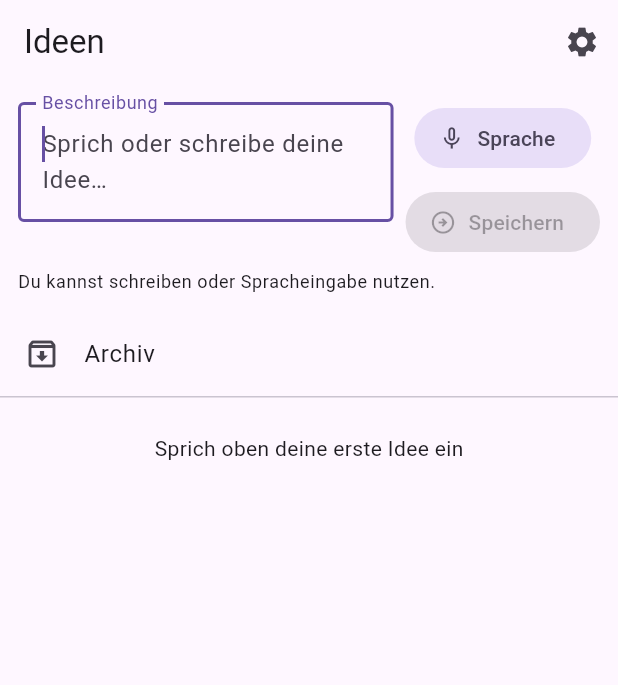
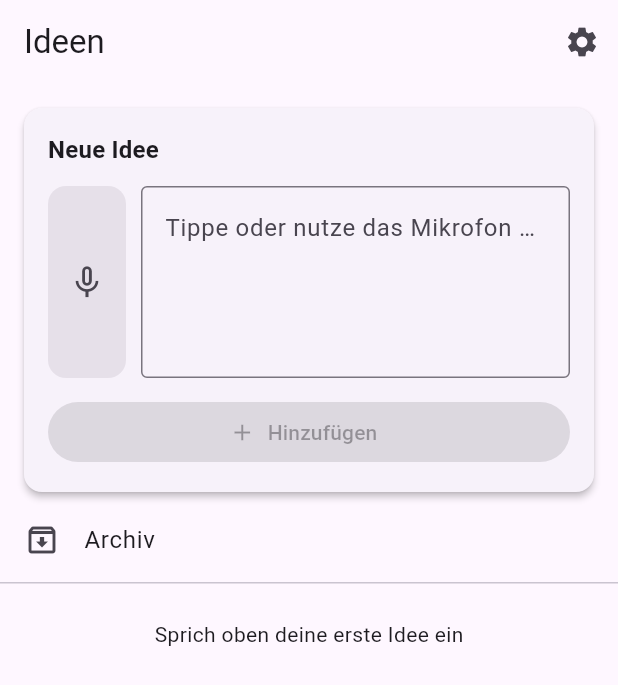
Before and after one commit to CodingMaximum/IdeasApp, a Flutter app: the screen it shows after launch, on a phone screen of 412 x 824 dp. Shown: the top 685 px of the screen. Run offline on Flutter 3.47's test engine with Material 3 defaults, Android fonts, the phone set to English and light mode, and no system bars; our stand-ins replace drift, flutter_riverpod, flutter_slidable, go_router, shared_preferences, speech_to_text; accounts and stored records are empty; generated files the repository leaves out were written again.

Commit message:
Umbau Capture

```diff
--- a/lib/features/ideas/presentation/widgets/quick_capture_bar.dart
+++ b/lib/features/ideas/presentation/widgets/quick_capture_bar.dart
@@ -22,12 +22,12 @@ class _QuickCaptureBarState extends ConsumerState<QuickCaptureBar> {
 
     _controller = TextEditingController();
     _focusNode = FocusNode();
-
     _controller.addListener(_onTextChanged);
 
     _subscription = ref.listenManual<QuickCaptureState>(
       quickCaptureControllerProvider,
       (previous, next) {
+        // Speech-Text ins Feld übernehmen
         if (_controller.text != next.text) {
           _isApplyingExternalText = true;
           _controller.value = TextEditingValue(
@@ -37,11 +37,13 @@ class _QuickCaptureBarState extends ConsumerState<QuickCaptureBar> {
           _isApplyingExternalText = false;
         }
 
+        // Nach erfolgreichem Speichern Fokus zurück
         final wasSaving = previous?.isSaving ?? false;
         if (wasSaving && !next.isSaving && next.text.isEmpty && mounted) {
           _focusNode.requestFocus();
         }
 
+        // Fehler als SnackBar
         final errorChanged = previous?.errorMessage != next.errorMessage;
         if (errorChanged &&
             next.errorMessage != null &&
@@ -59,19 +61,19 @@ class _QuickCaptureBarState extends ConsumerState<QuickCaptureBar> {
       },
     );
 
+    // Speech sofort im Hintergrund initialisieren — kein await, damit UI
+    // nicht blockiert wird und der erste Mic-Tap ohne Verzögerung reagiert.
     WidgetsBinding.instance.addPostFrameCallback((_) {
       if (!mounted) return;
-      _focusNode.requestFocus();
       ref.read(quickCaptureControllerProvider.notifier).initializeSpeech();
     });
   }
 
   void _onTextChanged() {
     if (_isApplyingExternalText) return;
-
-    ref.read(quickCaptureControllerProvider.notifier).updateText(
-          _controller.text,
-        );
+    ref
+        .read(quickCaptureControllerProvider.notifier)
+        .updateText(_controller.text);
   }
 
   @override
@@ -84,29 +86,66 @@ class _QuickCaptureBarState extends ConsumerState<QuickCaptureBar> {
   }
 
   @override
-  Widget build(BuildContext context) {
+  Widget build(BuildContext context, ) {
     final state = ref.watch(quickCaptureControllerProvider);
     final theme = Theme.of(context);
+    final colorScheme = theme.colorScheme;
+
+    final isListening = state.isListening;
+    final isSpeechReady = state.isSpeechInitialized && state.speechAvailable;
 
     return Padding(
-      padding: const EdgeInsets.all(12),
+      padding: const EdgeInsets.fromLTRB(12, 12, 12, 0),
+      child: Card(
+        elevation: 2,
+        child: Padding(
+          padding: const EdgeInsets.all(16),
           child: Column(
+            crossAxisAlignment: CrossAxisAlignment.stretch,
             children: [
-          Row(
-            crossAxisAlignment: CrossAxisAlignment.start,
+              // Header
+              Text(
+                'Neue Idee',
+                style: theme.textTheme.titleMedium?.copyWith(
+                  fontWeight: FontWeight.w600,
+                ),
+              ),
+              const SizedBox(height: 12),
+
+              // Textfeld + Mic-Button nebeneinander
+              IntrinsicHeight(
+                child: Row(
+                  crossAxisAlignment: CrossAxisAlignment.stretch,
                   children: [
+                    // Mic-IconButton — schmal, volle Höhe des Textfelds
+                    _MicButton(
+                      isListening: isListening,
+                      isReady: isSpeechReady,
+                      isInitializing: !state.isSpeechInitialized,
+                      isSaving: state.isSaving,
+                      onTap: () async {
+                        await ref
+                            .read(quickCaptureControllerProvider.notifier)
+                            .toggleListening();
+                      },
+                    ),
+                    const SizedBox(width: 10),
+
+                    // Textfeld — Rest der Breite
                     Expanded(
                       child: TextField(
                         controller: _controller,
                         focusNode: _focusNode,
-                  minLines: 2,
-                  maxLines: 5,
+                        minLines: 4,
+                        maxLines: 8,
                         textInputAction: TextInputAction.newline,
-                  decoration: const InputDecoration(
-                    hintText: 'Sprich oder schreibe deine Idee…',
-                    border: OutlineInputBorder(),
+                        decoration: InputDecoration(
+                          hintText: isSpeechReady
+                              ? 'Tippe oder nutze das Mikrofon …'
+                              : 'Beschreibe deine Idee …',
+                          border: const OutlineInputBorder(),
                           alignLabelWithHint: true,
-                    labelText: 'Beschreibung',
+                          isDense: false,
                         ),
                         onTap: () {
                           ref
@@ -116,39 +155,31 @@ class _QuickCaptureBarState extends ConsumerState<QuickCaptureBar> {
                         onTapOutside: (_) => _focusNode.unfocus(),
                       ),
                     ),
-              const SizedBox(width: 8),
-              Column(
-                children: [
-                  Tooltip(
-                    message: state.isListening
-                        ? 'Aufnahme stoppen'
-                        : 'Spracheingabe starten',
-                    child: FilledButton.tonalIcon(
-                      onPressed: state.isSaving
-                          ? null
-                          : () async {
-                              await ref
-                                  .read(
-                                    quickCaptureControllerProvider.notifier,
-                                  )
-                                  .toggleListening();
-                            },
-                      icon: Icon(
-                        state.isListening ? Icons.mic : Icons.mic_none,
-                      ),
-                      label: Text(state.isListening ? 'Stop' : 'Sprache'),
+                  ],
                 ),
               ),
-                  const SizedBox(height: 8),
-                  Tooltip(
-                    message: 'Idee speichern',
-                    child: FilledButton.icon(
+
+              // Statuszeile
+              if (_statusText(state).isNotEmpty) ...[
+                const SizedBox(height: 6),
+                Text(
+                  _statusText(state),
+                  style: theme.textTheme.bodySmall?.copyWith(
+                    color: isListening
+                        ? colorScheme.primary
+                        : colorScheme.onSurfaceVariant,
+                  ),
+                ),
+              ],
+
+              const SizedBox(height: 12),
+
+              // Hinzufügen-Button
+              FilledButton.icon(
                 onPressed: state.canSubmit
                     ? () async {
                         await ref
-                                  .read(
-                                    quickCaptureControllerProvider.notifier,
-                                  )
+                            .read(quickCaptureControllerProvider.notifier)
                             .submit();
                       }
                     : null,
@@ -156,50 +187,104 @@ class _QuickCaptureBarState extends ConsumerState<QuickCaptureBar> {
                     ? const SizedBox(
                         width: 16,
                         height: 16,
-                              child: CircularProgressIndicator(strokeWidth: 2),
+                        child: CircularProgressIndicator(
+                          strokeWidth: 2,
+                          color: Colors.white,
+                        ),
                       )
-                          : const Icon(Icons.arrow_circle_right_outlined),
-                      label: const Text('Speichern'),
-                    ),
+                    : const Icon(Icons.add),
+                label:
+                    Text(state.isSaving ? 'Wird gespeichert …' : 'Hinzufügen'),
               ),
             ],
           ),
-            ],
         ),
-          const SizedBox(height: 8),
-          Align(
-            alignment: Alignment.centerLeft,
-            child: Text(
-              _buildStatusText(state),
-              style: theme.textTheme.bodySmall?.copyWith(
-                color: state.errorMessage != null
-                    ? theme.colorScheme.error
-                    : theme.textTheme.bodySmall?.color,
-              ),
-            ),
-          ),
-        ],
       ),
     );
   }
 
-  String _buildStatusText(QuickCaptureState state) {
-    if (state.isSaving) {
-      return 'Idee wird gespeichert…';
+  String _statusText(QuickCaptureState state) {
+    if (state.isSaving) return '';
+    if (!state.isSpeechInitialized) return 'Spracheingabe wird vorbereitet …';
+    if (!state.speechAvailable) return 'Spracheingabe nicht verfügbar';
+    if (state.isListening) return '🎙 Höre zu …';
+    return '';
+  }
 }
 
-    if (state.isListening) {
-      return 'Höre zu… die Beschreibung wird live gefüllt.';
-    }
+/// Schmaler Mic-Button mit voller Höhe des Textfelds.
+class _MicButton extends StatelessWidget {
+  final bool isListening;
+  final bool isReady;
+  final bool isInitializing;
+  final bool isSaving;
+  final VoidCallback onTap;
 
-    if (!state.isSpeechInitialized) {
-      return 'Spracheingabe wird vorbereitet…';
-    }
+  const _MicButton({
+    required this.isListening,
+    required this.isReady,
+    required this.isInitializing,
+    required this.isSaving,
+    required this.onTap,
+  });
 
-    if (!state.speechAvailable) {
-      return 'Spracheingabe ist hier nicht verfügbar. Du kannst normal tippen.';
-    }
+  @override
+  Widget build(BuildContext context) {
+    final colorScheme = Theme.of(context).colorScheme;
 
-    return 'Du kannst schreiben oder Spracheingabe nutzen.';
+    final backgroundColor = isListening
+        ? colorScheme.primaryContainer
+        : colorScheme.surfaceContainerHighest;
+
+    final iconColor = isListening
+        ? colorScheme.onPrimaryContainer
+        : isReady
+            ? colorScheme.onSurfaceVariant
+            : colorScheme.outline;
+
+    return Tooltip(
+      message: isInitializing
+          ? 'Spracheingabe wird initialisiert …'
+          : !isReady
+              ? 'Spracheingabe nicht verfügbar'
+              : isListening
+                  ? 'Aufnahme stoppen'
+                  : 'Spracheingabe starten',
+      child: InkWell(
+        onTap: (isSaving || isInitializing || !isReady) ? null : onTap,
+        borderRadius: BorderRadius.circular(12),
+        child: AnimatedContainer(
+          duration: const Duration(milliseconds: 200),
+          curve: Curves.easeOut,
+          width: 52,
+          decoration: BoxDecoration(
+            color: backgroundColor,
+            borderRadius: BorderRadius.circular(12),
+            border: isListening
+                ? Border.all(
+                    color: colorScheme.primary,
+                    width: 2,
+                  )
+                : null,
+          ),
+          child: Center(
+            child: isInitializing
+                ? SizedBox(
+                    width: 20,
+                    height: 20,
+                    child: CircularProgressIndicator(
+                      strokeWidth: 2,
+                      color: colorScheme.outline,
+                    ),
+                  )
+                : Icon(
+                    isListening ? Icons.mic : Icons.mic_none,
+                    color: iconColor,
+                    size: 26,
+                  ),
+          ),
+        ),
+      ),
+    );
   }
 }
```
Lines whose indentation alone changed are shown as unchanged.
